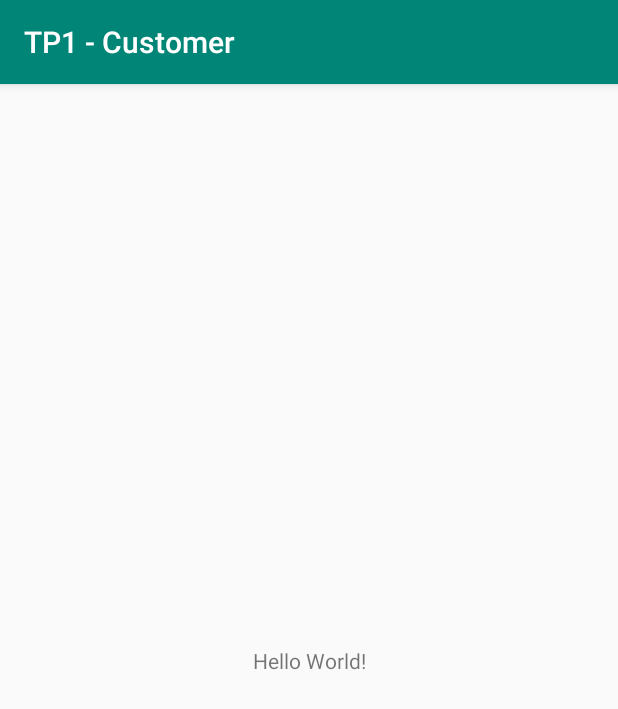
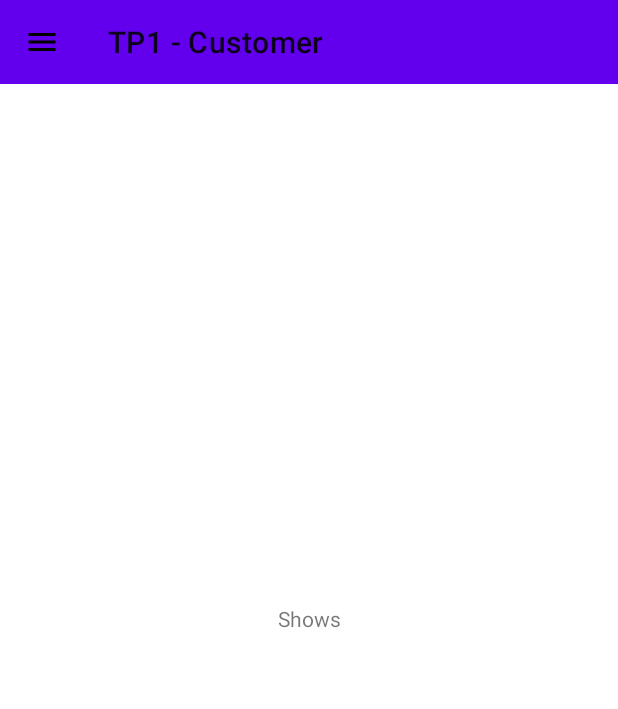
Before and after one commit to DiogoDuque/CMOV-FEUP, an Android app: the screen it shows after launch (MainActivity before the commit, ShowsActivity after it), on a phone screen of 412 x 824 dp. Shown: the top 709 px of the screen. Run offline under Robolectric (Android 15) with nearby library versions, the phone set to English and light mode, and no system bars.

Commit message:
added 3 main activities, drawer menu and navigation

```diff
--- a/TP1/frontend/customer/build.gradle
+++ b/TP1/frontend/customer/build.gradle
@@ -21,5 +21,7 @@ android {
 dependencies {
     implementation fileTree(dir: 'libs', include: ['*.jar'])
     implementation 'com.android.support:appcompat-v7:28.0.0'
+    implementation 'com.android.support:design:28.0.0'
     implementation 'com.android.support.constraint:constraint-layout:1.1.3'
+    implementation 'com.android.support:support-v4:28.0.0'
 }
--- a/TP1/frontend/customer/src/main/java/com/cmov/tp1/customer/MainActivity.java
+++ /dev/null
@@ -1,13 +0,0 @@
-package com.cmov.tp1.customer;
-
-import android.support.v7.app.AppCompatActivity;
-import android.os.Bundle;
-
-public class MainActivity extends AppCompatActivity {
-
-    @Override
-    protected void onCreate(Bundle savedInstanceState) {
-        super.onCreate(savedInstanceState);
-        setContentView(R.layout.activity_main);
-    }
-}
--- /dev/null
+++ b/TP1/frontend/customer/src/main/java/com/cmov/tp1/customer/activity/ShowsActivity.java
@@ -0,0 +1,35 @@
+package com.cmov.tp1.customer.activity;
+
+import android.support.v4.view.GravityCompat;
+import android.support.v4.widget.DrawerLayout;
+import android.support.v7.app.AppCompatActivity;
+import android.os.Bundle;
+import android.view.MenuItem;
+
+import com.cmov.tp1.customer.R;
+import com.cmov.tp1.customer.utility.ToolbarUtility;
+
+public class ShowsActivity extends AppCompatActivity {
+
+    @Override
+    protected void onCreate(Bundle savedInstanceState) {
+        super.onCreate(savedInstanceState);
+        setContentView(R.layout.activity_shows);
+
+        ToolbarUtility.setupToolbar(this);
+        ToolbarUtility.setupDrawer(this);
+    }
+
+
+    @Override
+    public boolean onOptionsItemSelected(MenuItem item) {
+        DrawerLayout mDrawerLayout = findViewById(R.id.drawer_layout);
+
+        switch (item.getItemId()) {
+            case android.R.id.home:
+                mDrawerLayout.openDrawer(GravityCompat.START);
+                return true;
+        }
+        return super.onOptionsItemSelected(item);
+    }
+}
--- /dev/null
+++ b/TP1/frontend/customer/src/main/java/com/cmov/tp1/customer/utility/ToolbarUtility.java
@@ -0,0 +1,75 @@
+package com.cmov.tp1.customer.utility;
+
+import android.content.Context;
+import android.content.Intent;
+import android.content.res.Resources;
+import android.support.design.widget.NavigationView;
+import android.support.v4.widget.DrawerLayout;
+import android.support.v7.app.ActionBar;
+import android.support.v7.app.AppCompatActivity;
+import android.view.Menu;
+import android.view.MenuItem;
+
+import com.cmov.tp1.customer.R;
+import com.cmov.tp1.customer.activity.MyShowsActivity;
+import com.cmov.tp1.customer.activity.ShowsActivity;
+import com.cmov.tp1.customer.activity.VouchersActivity;
+
+public abstract class ToolbarUtility {
+    private static void changeActivity(Context context, Class activity) {
+        Intent intent = new Intent(context, activity);
+        intent.addFlags(Intent.FLAG_ACTIVITY_NO_HISTORY);
+        context.startActivity(intent);
+    }
+
+    public static void setupToolbar(AppCompatActivity app){
+        android.support.v7.widget.Toolbar toolbar = app.findViewById(R.id.toolbar);
+        app.setSupportActionBar(toolbar);
+        ActionBar actionbar = app.getSupportActionBar();
+        actionbar.setDisplayHomeAsUpEnabled(true);
+        actionbar.setHomeAsUpIndicator(R.drawable.ic_menu);
+    }
+
+    public static void setupDrawer(final AppCompatActivity app) {
+        final DrawerLayout mDrawerLayout = app.findViewById(R.id.drawer_layout);
+        final Resources res = app.getResources();
+        NavigationView navigationView = app.findViewById(R.id.nav_view);
+        Menu menu = navigationView.getMenu();
+
+        if(app instanceof ShowsActivity)
+            menu.findItem(R.id.nav_menu_shows).setChecked(true);
+
+        else if(app instanceof MyShowsActivity)
+            menu.findItem(R.id.nav_menu_my_shows).setChecked(true);
+
+        else if(app instanceof VouchersActivity)
+            menu.findItem(R.id.nav_menu_vouchers).setChecked(true);
+
+        navigationView.setNavigationItemSelectedListener(
+                new NavigationView.OnNavigationItemSelectedListener() {
+                    @Override
+                    public boolean onNavigationItemSelected(MenuItem menuItem) {
+                        mDrawerLayout.closeDrawers();
+
+                        // cannot be done with a switch if Strings are not constants, i. e., cannot be taken from resources.
+                        String selection = menuItem.getTitle().toString();
+
+                        if(selection.equals(res.getString(R.string.drawer_main_menu_shows)) &&
+                                !(app instanceof ShowsActivity))
+                            changeActivity(app, ShowsActivity.class);
+
+                        else if(selection.equals(res.getString(R.string.drawer_main_menu_my_shows)) &&
+                                !(app instanceof MyShowsActivity))
+                            changeActivity(app, MyShowsActivity.class);
+
+                        else if(selection.equals(res.getString(R.string.drawer_main_menu_vouchers)) &&
+                                !(app instanceof VouchersActivity))
+                            changeActivity(app, VouchersActivity.class);
+
+                        else System.out.println("Toolbar error: "+menuItem.getTitle());
+
+                        return true;
+                    }
+                });
+    }
+}
--- /dev/null
+++ b/TP1/frontend/customer/src/main/res/drawable/ic_menu.xml
@@ -0,0 +1,9 @@
+<vector xmlns:android="http://schemas.android.com/apk/res/android"
+        android:width="24dp"
+        android:height="24dp"
+        android:viewportWidth="24.0"
+        android:viewportHeight="24.0">
+    <path
+        android:fillColor="#FF000000"
+        android:pathData="M3,18h18v-2L3,16v2zM3,13h18v-2L3,11v2zM3,6v2h18L21,6L3,6z"/>
+</vector>
--- a/TP1/frontend/customer/src/main/res/layout/activity_main.xml
+++ /dev/null
@@ -1,18 +0,0 @@
-<?xml version="1.0" encoding="utf-8"?>
-<android.support.constraint.ConstraintLayout xmlns:android="http://schemas.android.com/apk/res/android"
-    xmlns:app="http://schemas.android.com/apk/res-auto"
-    xmlns:tools="http://schemas.android.com/tools"
-    android:layout_width="match_parent"
-    android:layout_height="match_parent"
-    tools:context=".MainActivity">
-
-    <TextView
-        android:layout_width="wrap_content"
-        android:layout_height="wrap_content"
-        android:text="Hello World!"
-        app:layout_constraintBottom_toBottomOf="parent"
-        app:layout_constraintLeft_toLeftOf="parent"
-        app:layout_constraintRight_toRightOf="parent"
-        app:layout_constraintTop_toTopOf="parent" />
-
-</android.support.constraint.ConstraintLayout>
--- /dev/null
+++ b/TP1/frontend/customer/src/main/res/layout/activity_shows.xml
@@ -0,0 +1,41 @@
+<?xml version="1.0" encoding="utf-8"?>
+<android.support.v4.widget.DrawerLayout xmlns:android="http://schemas.android.com/apk/res/android"
+    xmlns:app="http://schemas.android.com/apk/res-auto"
+    xmlns:tools="http://schemas.android.com/tools"
+    android:id="@+id/drawer_layout"
+    android:layout_width="match_parent"
+    android:layout_height="match_parent"
+    tools:context=".activity.ShowsActivity" >
+
+    <android.support.constraint.ConstraintLayout
+        android:layout_width="match_parent"
+        android:layout_height="match_parent">
+
+        <android.support.v7.widget.Toolbar
+            android:id="@+id/toolbar"
+            android:layout_width="match_parent"
+            android:layout_height="?attr/actionBarSize"
+            android:background="?attr/colorPrimary"
+            android:theme="@style/ThemeOverlay.AppCompat.ActionBar" />
+
+        <TextView
+            android:layout_width="wrap_content"
+            android:layout_height="wrap_content"
+            android:text="Shows"
+            app:layout_constraintBottom_toBottomOf="parent"
+            app:layout_constraintLeft_toLeftOf="parent"
+            app:layout_constraintRight_toRightOf="parent"
+            app:layout_constraintTop_toTopOf="parent" />
+
+    </android.support.constraint.ConstraintLayout>
+
+    <android.support.design.widget.NavigationView
+        android:id="@+id/nav_view"
+        android:layout_width="wrap_content"
+        android:layout_height="match_parent"
+        android:layout_gravity="start"
+        android:fitsSystemWindows="true"
+        app:menu="@menu/drawer_menu"
+        app:headerLayout="@layout/nav_header" />
+
+</android.support.v4.widget.DrawerLayout>
--- /dev/null
+++ b/TP1/frontend/customer/src/main/res/menu/drawer_menu.xml
@@ -0,0 +1,12 @@
+<?xml version="1.0" encoding="utf-8"?>
+<menu xmlns:android="http://schemas.android.com/apk/res/android">
+    <item
+        android:id="@+id/nav_menu_shows"
+        android:title="@string/drawer_main_menu_shows" />
+    <item
+        android:id="@+id/nav_menu_my_shows"
+        android:title="@string/drawer_main_menu_my_shows" />
+    <item
+        android:id="@+id/nav_menu_vouchers"
+        android:title="@string/drawer_main_menu_vouchers" />
+</menu>
--- a/TP1/frontend/customer/src/main/res/values/strings.xml
+++ b/TP1/frontend/customer/src/main/res/values/strings.xml
@@ -1,3 +1,6 @@
 <resources>
     <string name="app_name">TP1 - Customer</string>
+    <string name="drawer_main_menu_shows">Shows</string>
+    <string name="drawer_main_menu_my_shows">My Shows</string>
+    <string name="drawer_main_menu_vouchers">My Vouchers</string>
 </resources>
```
Also changed, not shown: TP1/frontend/customer/src/main/AndroidManifest.xml (+10 -2 lines), TP1/frontend/customer/src/main/java/com/cmov/tp1/customer/activity/MyShowsActivity.java (added, +35 -0 lines), TP1/frontend/customer/src/main/java/com/cmov/tp1/customer/activity/VouchersActivity.java (added, +35 -0 lines), TP1/frontend/customer/src/main/res/layout/activity_my_shows.xml (added, +41 -0 lines), TP1/frontend/customer/src/main/res/layout/activity_vouchers.xml (added, +41 -0 lines), TP1/frontend/customer/src/main/res/layout/nav_header.xml (added, +17 -0 lines), 1 other file.
